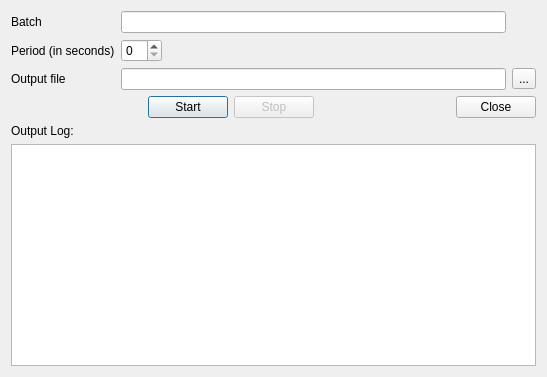
Old version of the form forms/BatchProcessor.ui in the repository elnicoCZ/qmodbus.
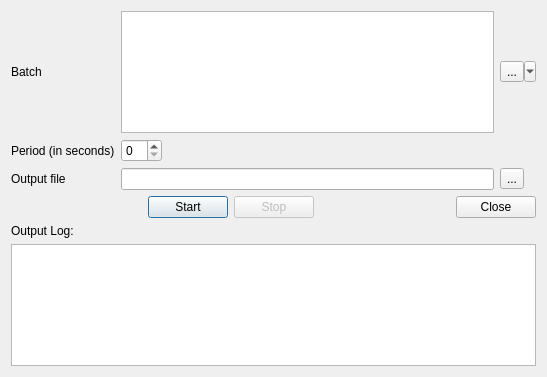
New version of the form.

Commit message: #373: Batch loading from *.qmb file + quick menu of files in last dir.

Diff of the .ui file:
```diff
--- a/forms/BatchProcessor.ui
+++ b/forms/BatchProcessor.ui
@@ -74,10 +74,19 @@
       </widget>
      </item>
      <item row="0" column="1" colspan="3">
-      <widget class="QLineEdit" name="slaveEdit">
+      <widget class="QPlainTextEdit" name="batchEdit">
+       <property name="sizePolicy">
+        <sizepolicy hsizetype="Expanding" vsizetype="Preferred">
+         <horstretch>0</horstretch>
+         <verstretch>0</verstretch>
+        </sizepolicy>
+       </property>
        <property name="toolTip">
         <string>&lt;html&gt;&lt;head/&gt;&lt;body&gt;&lt;p&gt;Batch is a sequence of commands separated by the semicolon: &lt;span style=&quot; font-weight:600; color:#ff0000;&quot;&gt;cmd&lt;/span&gt;&lt;span style=&quot; font-weight:600; color:#ff0000; vertical-align:sub;&quot;&gt;0&lt;/span&gt;&lt;span style=&quot; font-weight:600;&quot;&gt;;&lt;/span&gt;&lt;span style=&quot; font-weight:600; color:#ff0000;&quot;&gt;cmd&lt;/span&gt;&lt;span style=&quot; font-weight:600; color:#ff0000; vertical-align:sub;&quot;&gt;1&lt;/span&gt;&lt;span style=&quot; font-weight:600;&quot;&gt;;...;&lt;/span&gt;&lt;span style=&quot; font-weight:600; color:#ff0000;&quot;&gt;cmd&lt;/span&gt;&lt;span style=&quot; font-weight:600; color:#ff0000; vertical-align:sub;&quot;&gt;m&lt;/span&gt;&lt;/p&gt;&lt;p&gt;One command &lt;span style=&quot; font-weight:600; color:#ff0000;&quot;&gt;cmd&lt;/span&gt;&lt;span style=&quot; font-weight:600; color:#ff0000; vertical-align:sub;&quot;&gt;i&lt;/span&gt; has the following syntax: &lt;span style=&quot; font-weight:600; color:#ff0000;&quot;&gt;slave&lt;/span&gt;&lt;span style=&quot; font-weight:600; color:#ff0000; vertical-align:sub;&quot;&gt;i&lt;/span&gt;&lt;span style=&quot; font-weight:600;&quot;&gt;x&lt;/span&gt;&lt;span style=&quot; font-weight:600; color:#ff0000;&quot;&gt;func&lt;/span&gt;&lt;span style=&quot; font-weight:600; color:#ff0000; vertical-align:sub;&quot;&gt;i&lt;/span&gt;&lt;span style=&quot; font-weight:600;&quot;&gt;:&lt;/span&gt;&lt;span style=&quot; font-weight:600; color:#ff0000;&quot;&gt;data&lt;/span&gt;&lt;span style=&quot; font-weight:600; color:#ff0000; vertical-align:sub;&quot;&gt;i0&lt;/span&gt;&lt;span style=&quot; font-weight:600;&quot;&gt;,&lt;/span&gt;&lt;span style=&quot; font-weight:600; color:#ff0000;&quot;&gt;data&lt;/span&gt;&lt;span style=&quot; font-weight:600; color:#ff0000; vertical-align:sub;&quot;&gt;i1&lt;/span&gt;&lt;span style=&quot; font-weight:600;&quot;&gt;,...,&lt;/span&gt;&lt;span style=&quot; font-weight:600; color:#ff0000;&quot;&gt;data&lt;/span&gt;&lt;span style=&quot; font-weight:600; color:#ff0000; vertical-align:sub;&quot;&gt;in&lt;/span&gt;&lt;/p&gt;&lt;p&gt;&lt;span style=&quot; font-weight:600; color:#ff0000;&quot;&gt;slave&lt;/span&gt;&lt;span style=&quot; font-weight:600; color:#ff0000; vertical-align:sub;&quot;&gt;i&lt;/span&gt;: Slave ID in &lt;span style=&quot; text-decoration: underline;&quot;&gt;dec&lt;/span&gt;.&lt;/p&gt;&lt;p&gt;&lt;span style=&quot; font-weight:600; color:#ff0000;&quot;&gt;func&lt;/span&gt;&lt;span style=&quot; font-weight:600; color:#ff0000; vertical-align:sub;&quot;&gt;i&lt;/span&gt;: Function code in &lt;span style=&quot; text-decoration: underline;&quot;&gt;hex&lt;/span&gt; (01=Read Coils, 02=Read Discrete Inputs, 03=Read Holding Registers, 04=Read Input Registers, 05=Write Single Coil, 06=Write Single Register, 0F=Write Multiple Coils, 10=Write Multiple Registers).&lt;/p&gt;&lt;p&gt;&lt;span style=&quot; font-weight:600; color:#ff0000;&quot;&gt;data&lt;/span&gt;&lt;span style=&quot; font-weight:600; color:#ff0000; vertical-align:sub;&quot;&gt;ij&lt;/span&gt;: Either &lt;span style=&quot; font-weight:600; color:#ff0000;&quot;&gt;addr&lt;/span&gt; (for all &lt;span style=&quot; font-style:italic;&quot;&gt;Read&lt;/span&gt; commands) or &lt;span style=&quot; font-weight:600; color:#ff0000;&quot;&gt;addr&lt;/span&gt;&lt;span style=&quot; font-weight:600;&quot;&gt;=&lt;/span&gt;&lt;span style=&quot; font-weight:600; color:#ff0000;&quot;&gt;val&lt;/span&gt; (for all &lt;span style=&quot; font-style:italic;&quot;&gt;Write&lt;/span&gt; commands), where &lt;span style=&quot; font-weight:600; color:#ff0000;&quot;&gt;addr&lt;/span&gt; is the coil/input/register address in &lt;span style=&quot; text-decoration: underline;&quot;&gt;dec&lt;/span&gt; and &lt;span style=&quot; font-weight:600; color:#ff0000;&quot;&gt;val&lt;/span&gt; is the new value in &lt;span style=&quot; text-decoration: underline;&quot;&gt;dec&lt;/span&gt;.&lt;/p&gt;&lt;p&gt;For example, &lt;span style=&quot; font-weight:600;&quot;&gt;13x10:7=2,12=1;62x02:8,9,10,11,12&lt;/span&gt; first writes 2 to the holding register 7 and 1 to the holding register 12 of the slave 13, then it reads discrete inputs 8-12 from slave 62.&lt;/p&gt;&lt;/body&gt;&lt;/html&gt;</string>
        </property>
+       <property name="lineWrapMode">
+        <enum>QPlainTextEdit::NoWrap</enum>
+       </property>
       </widget>
      </item>
      <item row="0" column="0">
@@ -86,7 +95,17 @@
         <string>Batch</string>
        </property>
        <property name="buddy">
-        <cstring>slaveEdit</cstring>
+        <cstring>batchEdit</cstring>
+       </property>
+      </widget>
+     </item>
+     <item row="0" column="4">
+      <widget class="QToolButton" name="batchLoadBtn">
+       <property name="text">
+        <string>...</string>
+       </property>
+       <property name="popupMode">
+        <enum>QToolButton::MenuButtonPopup</enum>
        </property>
       </widget>
      </item>
```
Left out of the diff: 37 changed lines with no effect on the pictures. The commit also changes 2 other files.
